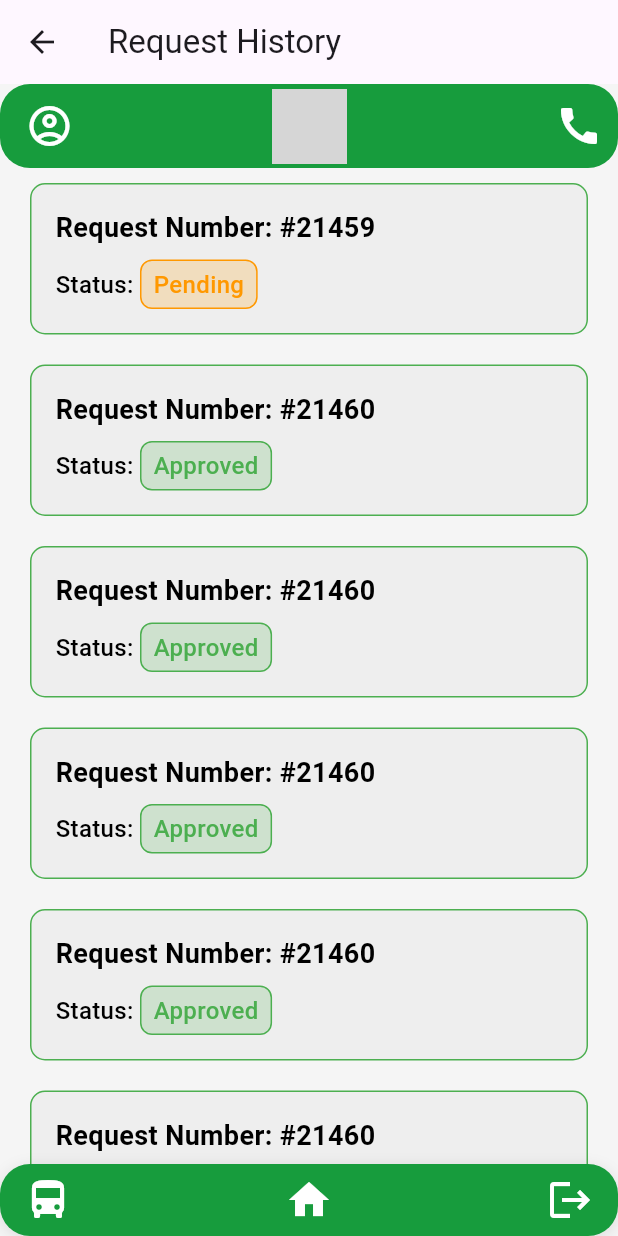
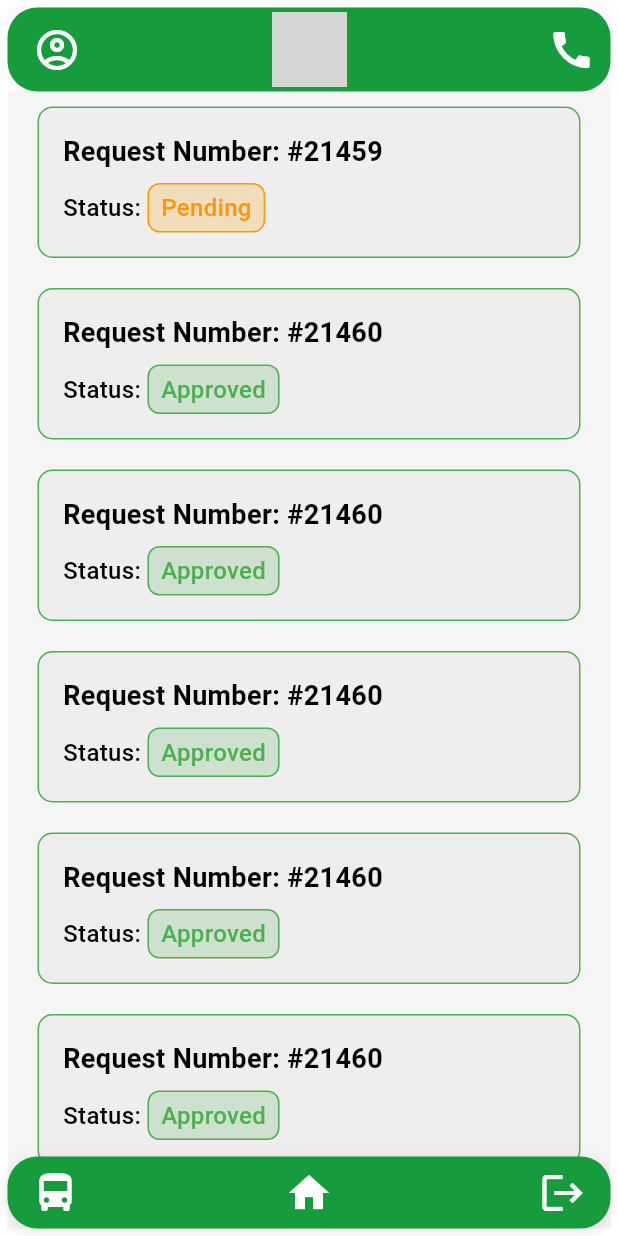
Before and after one commit to MalikAlharbi/kfupm_smart_bus_system, a Flutter app: the RequestHistoryScreen screen opened directly, on a phone screen of 412 x 824 dp. Run offline on Flutter 3.47's test engine with Material 3 defaults, Android fonts, the phone set to English and light mode, and no system bars; our stand-ins replace image_picker; network calls fail; grey boxes are pictures that could not be loaded.

Commit message:
new main

```diff
--- a/lib/Screens/request_history.dart
+++ b/lib/Screens/request_history.dart
@@ -1,4 +1,5 @@
 import 'package:flutter/material.dart';
+import 'package:kfupm_smart_bus_system/Screens/summary_report.dart';
 import 'package:kfupm_smart_bus_system/Widgets/old_request_card.dart';
 import 'package:kfupm_smart_bus_system/main_screen/bottom_bar.dart';
 import 'package:kfupm_smart_bus_system/main_screen/top_app_bar.dart';
@@ -8,19 +9,26 @@ class RequestHistoryScreen extends StatelessWidget {
 
   @override
   Widget build(BuildContext context) {
-    return Scaffold(
-      // Use the AppBar from the Scaffold for the title
+    return SafeArea(
+      minimum: const EdgeInsets.all(5),
+      child: Scaffold(
         appBar: AppBar(
-        title: const Text('Request History'),
+          flexibleSpace: TopAppBar(),
         ),
-      body: Column(
+        bottomNavigationBar: const BottomBar(),
+        body: Expanded(
+          child: ListView(
             children: [
-          // Fixed at the top
-          TopAppBar(),
-          Expanded(
-            child: ListView(
-              children: const [
-                OldRequestCard(requestNumber: 21459, status: 'Pending'),
+              InkWell(
+                child: OldRequestCard(requestNumber: 21459, status: 'Pending'),
+                onTap: () {
+                  Navigator.of(context).pushReplacement(
+                    MaterialPageRoute(
+                      builder: (ctx) => const SummaryPage(),
+                    ),
+                  );
+                },
+              ),
               OldRequestCard(requestNumber: 21460, status: 'Approved'),
               OldRequestCard(requestNumber: 21460, status: 'Approved'),
               OldRequestCard(requestNumber: 21460, status: 'Approved'),
@@ -31,10 +39,7 @@ class RequestHistoryScreen extends StatelessWidget {
             ],
           ),
         ),
-        ],
       ),
-      // Fixed at the bottom
-      bottomNavigationBar: BottomBar(),
     );
   }
 }
```
Also changed, not shown: lib/Screens/summary_report.dart (+16 -8 lines), lib/screens/request_bus.dart (+9 -2 lines), pubspec.lock, 5 other files. Lines whose indentation alone changed are shown as unchanged.
